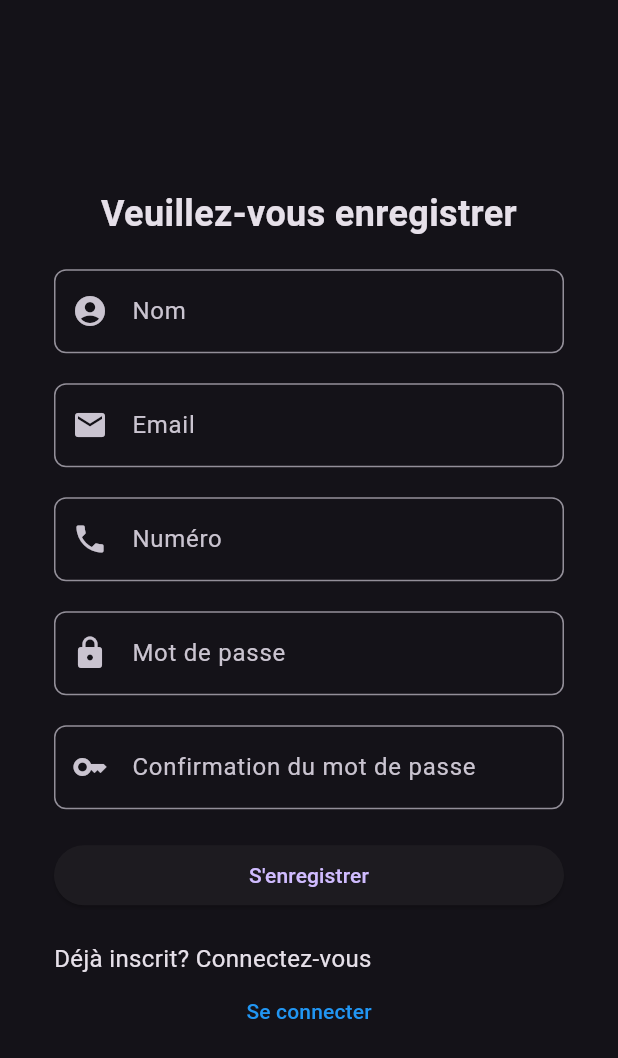
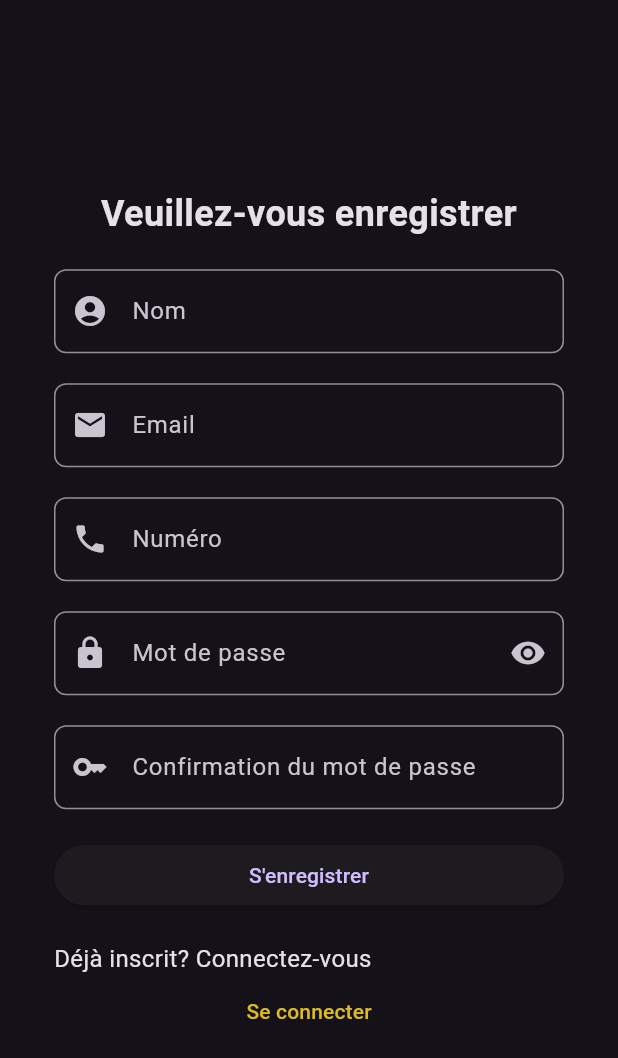
Before and after one commit to JojoKouam/causons_app, a Flutter app: the screen it shows after launch, on a phone screen of 412 x 824 dp. Shown: the top 1058 px of the screen. Run offline on Flutter 3.47's test engine with Material 3 defaults, Android fonts, the phone set to English and light mode, and no system bars.

Commit message:
[UPDATE] file register with format phone and visibility icon password

```diff
--- a/lib/auth/register.dart
+++ b/lib/auth/register.dart
@@ -1,5 +1,6 @@
 import 'package:causons/auth/connexion.dart';
 import 'package:flutter/material.dart';
+import 'package:flutter/services.dart';
 
 class Register extends StatefulWidget {
   const Register({super.key});
@@ -9,6 +10,7 @@ class Register extends StatefulWidget {
 }
 
 class _RegisterState extends State<Register> {
+  bool voirmdp = false; //la variable pour voir le mot de passe
 
   @override
   Widget build(BuildContext context) {
@@ -27,6 +29,7 @@ class _RegisterState extends State<Register> {
                   textAlign: TextAlign.center,
                 ),
 
+                // Champ pour le nom d'utilisateur
                 const SizedBox(height: 20),
                 TextFormField(
                   decoration: const InputDecoration(
@@ -38,6 +41,7 @@ class _RegisterState extends State<Register> {
                   ),
                 ),
 
+             // Champ de l'email
                 const SizedBox(height: 20),
                 TextFormField(
                   decoration: const InputDecoration(
@@ -49,8 +53,13 @@ class _RegisterState extends State<Register> {
                   ),
                 ),
 
+                // Champ du numéro de phone
                 const SizedBox(height: 20),
                 TextFormField(
+                  keyboardType:TextInputType.phone, // le type de clavier
+                  inputFormatters: <TextInputFormatter>[
+                    FilteringTextInputFormatter.digitsOnly,
+                  ],
                   decoration: const InputDecoration(
                     prefixIcon: Icon(Icons.phone),
                     labelText: 'Numéro',
@@ -60,19 +69,31 @@ class _RegisterState extends State<Register> {
                   ),
                 ),
 
+                // Champ du mot de passe
                 const SizedBox(height: 20),
                 TextFormField(
-                  decoration: const InputDecoration(
-                    prefixIcon: Icon(Icons.lock),
+                  obscureText: true, // Utilisation de l'état pour contrôler la visibilité
+                  decoration: InputDecoration(
+                    prefixIcon: const Icon(Icons.lock),
                     labelText: 'Mot de passe',
-                    border: OutlineInputBorder(
+                    border: const OutlineInputBorder(
                       borderRadius: BorderRadius.all(Radius.circular(8.0)),
+                    ),
+                    suffixIcon: IconButton(
+                      icon: const Icon(Icons.visibility,),
+                      onPressed: () {
+                        setState(() {
+                          voirmdp =!voirmdp; //la visibilité du mot de passe
+                        });
+                      },
                     ),
                   ),
                 ),
 
+                // Champ de confirmation du mot de passe
                 const SizedBox(height: 20),
                 TextFormField(
+                  obscureText: true, //  masqué pour la confirmation
                   decoration: const InputDecoration(
                     prefixIcon: Icon(Icons.key),
                     labelText: 'Confirmation du mot de passe',
@@ -82,14 +103,13 @@ class _RegisterState extends State<Register> {
                   ),
                 ),
 
+                // Bouton  d'enregistrement
                 const SizedBox(height: 20),
                 ElevatedButton(
                   onPressed: () {
-                    // Ajouter l'action d'enregistrement ici
                   },
                   child: const Text('S\'enregistrer'),
                 ),
-
                 const SizedBox(height: 20),
                 const Text(
                   'Déjà inscrit? Connectez-vous',
@@ -97,18 +117,19 @@ class _RegisterState extends State<Register> {
                     fontSize: 16,
                   ),
                 ),
+
                 TextButton(
                   onPressed: () {
-                    // Naviguer vers la page de connexion
                     Navigator.push(
                       context,
-                      MaterialPageRoute(builder: (context) => const Connexion()),
+                      MaterialPageRoute(
+                          builder: (context) => const Connexion()),
                     );
                   },
                   child: const Text(
                     'Se connecter',
                     style: TextStyle(
-                      color: Colors.blue,
+                      color: Color.fromARGB(255, 221, 187, 33),
                     ),
                   ),
                 ),
```
